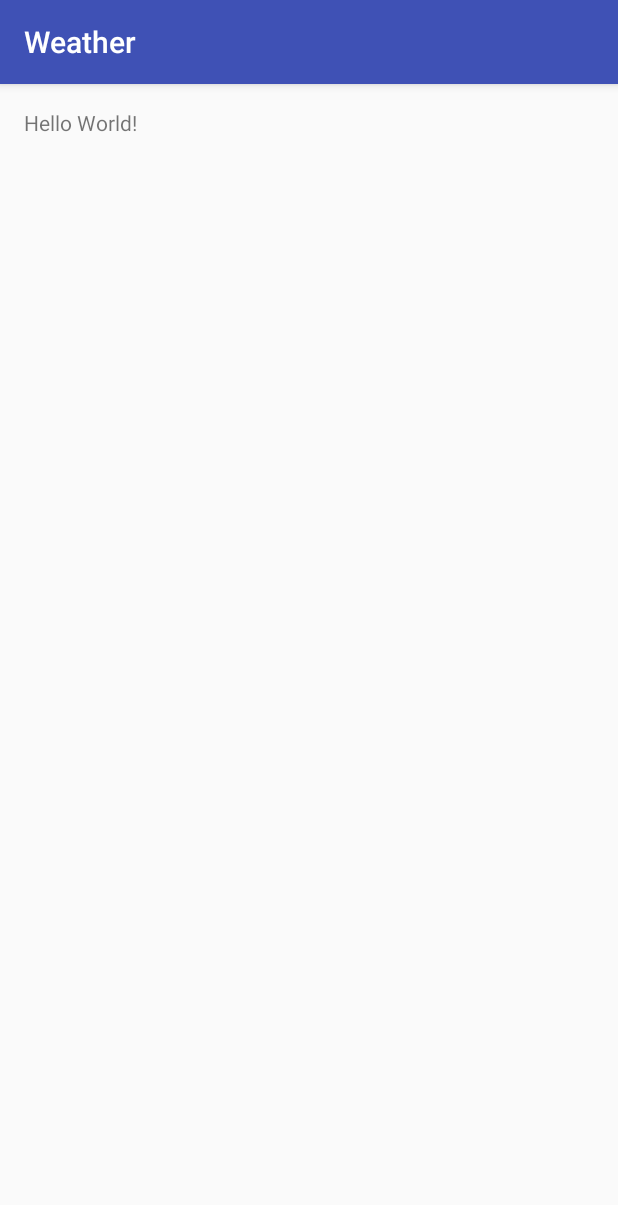
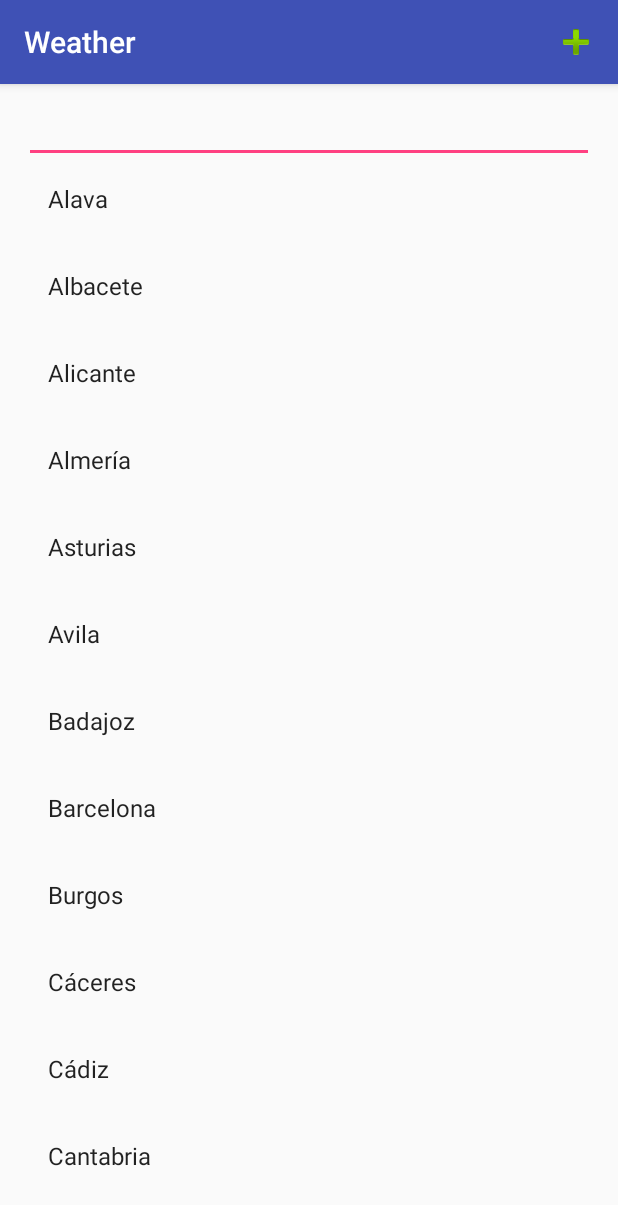
Before and after one commit to DAMP2-DINT-A/weatherapp-weatherteam, an Android app: the screen it shows after launch (MainActivity before the commit, CitySelection after it), on a phone screen of 412 x 824 dp. Shown: the top 1205 px of the screen. Run offline under Robolectric (Android 15) with nearby library versions, the phone set to English and light mode, and no system bars.

Commit message:
guardo cp

```diff
--- a/app/src/main/java/com/utad/weather/CitySelection.java
+++ b/app/src/main/java/com/utad/weather/CitySelection.java
@@ -2,12 +2,86 @@ package com.utad.weather;
 
 import android.support.v7.app.AppCompatActivity;
 import android.os.Bundle;
+import android.text.Editable;
+import android.text.TextWatcher;
+import android.view.Menu;
+import android.view.MenuInflater;
+import android.view.MenuItem;
+import android.widget.ArrayAdapter;
+import android.widget.EditText;
+import android.widget.ListView;
+
+import java.util.ArrayList;
 
 public class CitySelection extends AppCompatActivity {
-
+    EditText postalCode;
+    ListView lista;
+    String[] provincias;
+    String cp;
     @Override
     protected void onCreate(Bundle savedInstanceState) {
         super.onCreate(savedInstanceState);
         setContentView(R.layout.activity_city_selection);
+
+        TextWatcher textWatcher = new TextWatcher() {
+            @Override
+            public void beforeTextChanged(CharSequence charSequence, int i, int i1, int i2) {
+
+            }
+
+            @Override
+            public void onTextChanged(CharSequence charSequence, int i, int i1, int i2) {
+                System.out.println("CHAR" + charSequence);
+                changeAdapter(charSequence);
+            }
+
+            @Override
+            public void afterTextChanged(Editable editable) {
+
+            }
+        };
+
+        provincias = new String[]{"Alava", "Albacete", "Alicante", "Almería", "Asturias", "Avila", "Badajoz", "Barcelona", "Burgos", "Cáceres",
+                "Cádiz", "Cantabria", "Castellón", "Ciudad Real", "Córdoba", "La Coruña", "Cuenca", "Gerona", "Granada", "Guadalajara",
+                "Guipúzcoa", "Huelva", "Huesca", "Islas Baleares", "Jaén", "León", "Lérida", "Lugo", "Madrid", "Málaga", "Murcia", "Navarra",
+                "Orense", "Palencia", "Las Palmas", "Pontevedra", "La Rioja", "Salamanca", "Segovia", "Sevilla", "Soria", "Tarragona",
+                "Santa Cruz de Tenerife", "Teruel", "Toledo", "Valencia", "Valladolid", "Vizcaya", "Zamora", "Zaragoza"};
+        postalCode = (EditText) findViewById(R.id.CodigoPostal);
+        lista = (ListView) findViewById(R.id.ListaCiudades);
+        postalCode.addTextChangedListener(textWatcher);
+        ArrayAdapter<String> adapter = new ArrayAdapter<>(this, android.R.layout.simple_list_item_1, provincias);
+        lista.setAdapter(adapter);
+
+    }
+
+    @Override
+    public boolean onOptionsItemSelected(MenuItem item) {
+        if (item.getItemId() == R.id.action_favorite) {
+            System.out.println();
+            cp = postalCode.getText().toString();
+        }
+        return super.onOptionsItemSelected(item);
+    }
+
+
+    @Override
+    public boolean onCreateOptionsMenu(Menu menu) {
+        MenuInflater inflater = getMenuInflater();
+        inflater.inflate(R.menu.menu_cityselector, menu);
+        return super.onCreateOptionsMenu(menu);
+    }
+
+    public void changeAdapter(CharSequence charSequence) {
+        ArrayList<String> str = new ArrayList();
+        for (int i = 0; i < provincias.length; i++) {
+            if (provincias[i].contains(charSequence)) {
+                System.out.println(provincias[i]);
+                str.add(provincias[i]);
+            }
+
+        }
+        System.out.println("FINALIZADO ADAPTER");
+        ArrayAdapter<String> adapter = new ArrayAdapter<>(this, android.R.layout.simple_list_item_1, str);
+        lista.setAdapter(adapter);
     }
 }
--- a/app/src/main/res/layout/activity_city_selection.xml
+++ b/app/src/main/res/layout/activity_city_selection.xml
@@ -1,13 +1,31 @@
 <?xml version="1.0" encoding="utf-8"?>
-<RelativeLayout xmlns:android="http://schemas.android.com/apk/res/android"
+<LinearLayout xmlns:android="http://schemas.android.com/apk/res/android"
     xmlns:tools="http://schemas.android.com/tools"
     android:id="@+id/activity_city_selection"
     android:layout_width="match_parent"
     android:layout_height="match_parent"
+    android:orientation="vertical"
     android:paddingBottom="@dimen/activity_vertical_margin"
     android:paddingLeft="@dimen/activity_horizontal_margin"
     android:paddingRight="@dimen/activity_horizontal_margin"
     android:paddingTop="@dimen/activity_vertical_margin"
     tools:context="com.utad.weather.CitySelection">
 
-</RelativeLayout>
+    <EditText
+        android:id="@+id/CodigoPostal"
+        android:layout_width="match_parent"
+        android:layout_height="wrap_content"
+        android:layout_weight="0.2"
+        android:ems="10"
+        android:inputType="textPersonName"
+         />
+
+    <ListView
+        android:id="@+id/ListaCiudades"
+        android:layout_width="match_parent"
+        android:layout_height="match_parent"
+        android:layout_weight="0.8"
+        android:divider="@android:color/transparent"
+        android:dividerHeight="10.0sp"></ListView>
+
+</LinearLayout>
--- a/app/src/main/res/menu/menu_cityselector.xml
+++ b/app/src/main/res/menu/menu_cityselector.xml
@@ -1,4 +1,10 @@
-<?xml version="1.0" encoding="utf-8"?>
-<menu xmlns:android="http://schemas.android.com/apk/res/android">
+<menu xmlns:android="http://schemas.android.com/apk/res/android"
+    xmlns:app="http://schemas.android.com/apk/res-auto">
+
+    <item
+        android:id="@+id/action_favorite"
+        android:icon="@android:drawable/ic_input_add"
+        android:title="save"
+        app:showAsAction="always" />
 
 </menu>
```
Also changed, not shown: app/src/main/AndroidManifest.xml (+5 -4 lines).
